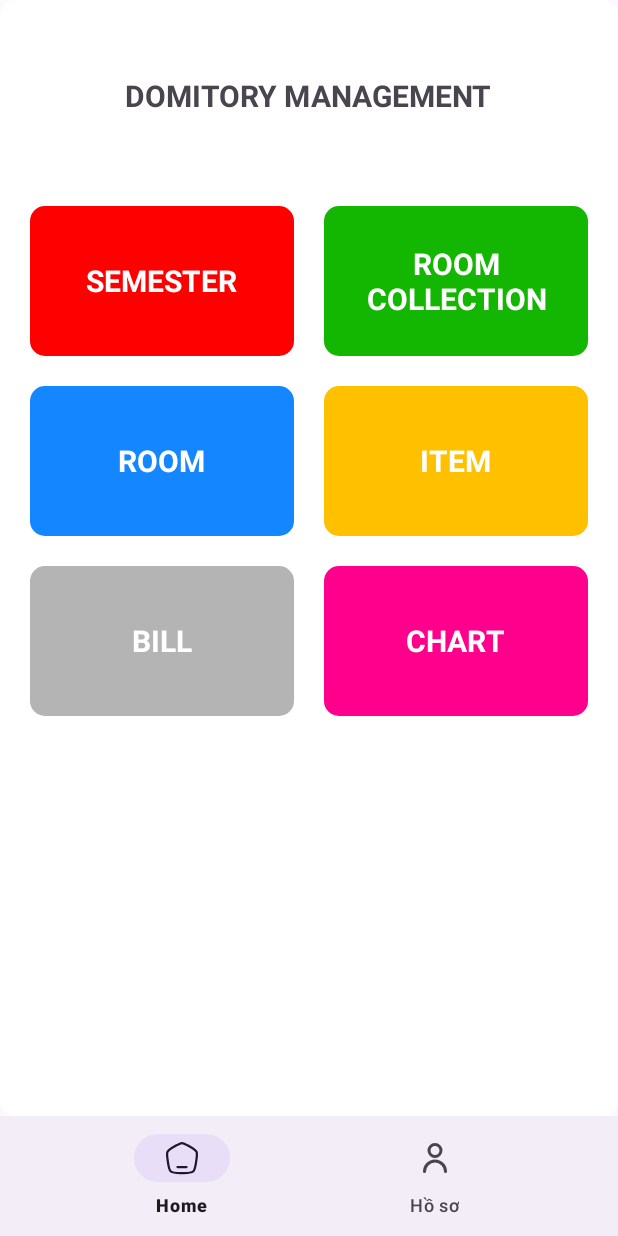
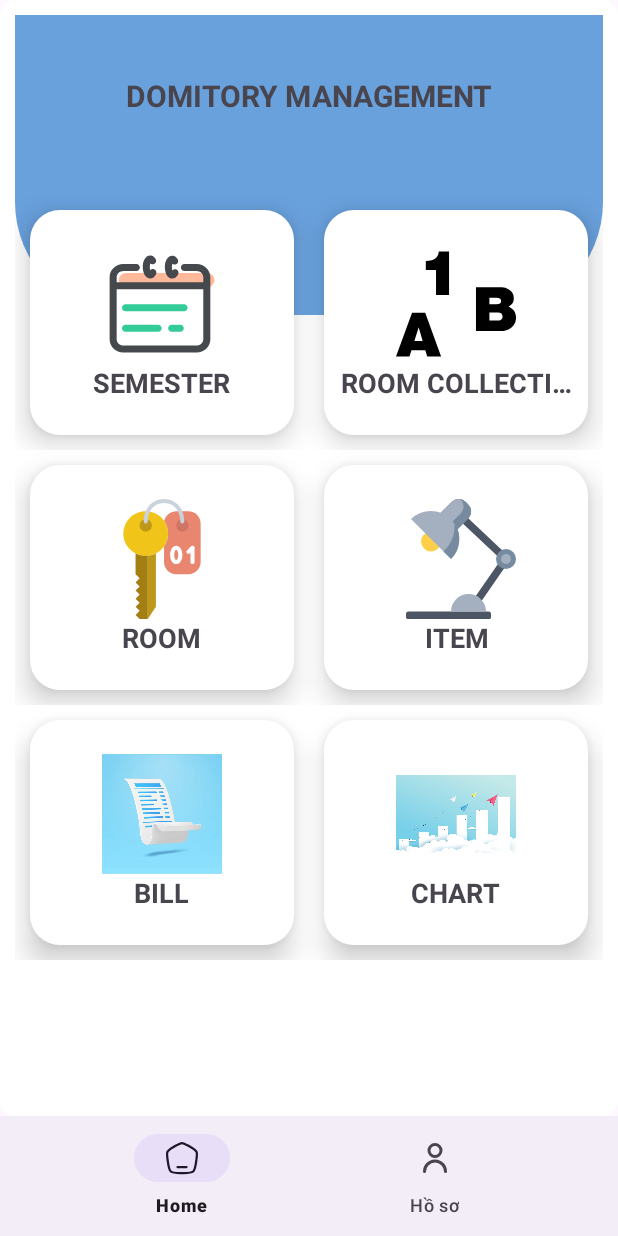
Before and after one commit to phungducmanh2002/mobile_frontend_2, an Android app: the FragmentHome screen opened directly, with no data from a screen before it, on a phone screen of 412 x 824 dp. Run offline under Robolectric (Android 15) with nearby library versions, the phone set to English and light mode, and no system bars; 1 statement that could not run was skipped.

Commit message:
update dashboard quan ly

```diff
--- /dev/null
+++ b/app/src/main/res/drawable/bg_rounded_corner_blue_trong.xml
@@ -0,0 +1,10 @@
+<?xml version="1.0" encoding="utf-8"?>
+<shape xmlns:android="http://schemas.android.com/apk/res/android"
+    android:shape="rectangle">
+
+    <!-- Thiết lập màu nền cho button -->
+    <solid android:color="@color/blue_trong" /> <!-- Màu nền định sẵn -->
+
+    <corners android:bottomLeftRadius="75dp" android:bottomRightRadius="75dp" /> <!-- Bán kính bo tròn -->
+
+</shape>
--- /dev/null
+++ b/app/src/main/res/drawable/collect_room.xml
@@ -0,0 +1,15 @@
+<vector xmlns:android="http://schemas.android.com/apk/res/android"
+    android:width="800dp"
+    android:height="800dp"
+    android:viewportWidth="26.125"
+    android:viewportHeight="26.125">
+  <path
+      android:pathData="M3.499,14.993L0,24.493h2.94l0.425,-1.356h3.021l0.398,1.356h3.034l-3.46,-9.5H3.499zM4.006,21.101l0.916,-2.927h0.027l0.852,2.927H4.006z"
+      android:fillColor="#000000"/>
+  <path
+      android:pathData="M25.982,15.134c-0.092,-0.266 -0.215,-0.495 -0.364,-0.686c-0.151,-0.189 -0.326,-0.347 -0.525,-0.472c-0.198,-0.124 -0.405,-0.221 -0.618,-0.292c0.354,-0.194 0.639,-0.435 0.853,-0.719c0.212,-0.283 0.317,-0.665 0.317,-1.144c0,-0.238 -0.039,-0.498 -0.119,-0.777c-0.08,-0.279 -0.232,-0.539 -0.459,-0.779c-0.227,-0.239 -0.537,-0.437 -0.932,-0.592c-0.395,-0.155 -0.902,-0.233 -1.523,-0.233H17.41v9.5h5.388c0.418,0 0.825,-0.062 1.224,-0.187c0.399,-0.124 0.756,-0.306 1.065,-0.546c0.312,-0.239 0.562,-0.538 0.751,-0.896c0.191,-0.361 0.287,-0.779 0.287,-1.26C26.124,15.707 26.078,15.401 25.982,15.134zM20.337,11.702h1.542c0.303,0 0.543,0.049 0.727,0.147c0.182,0.098 0.271,0.266 0.271,0.505c0,0.31 -0.089,0.519 -0.266,0.625c-0.178,0.107 -0.422,0.16 -0.732,0.16h-1.542V11.702zM23.104,16.226c-0.062,0.115 -0.146,0.206 -0.252,0.272c-0.106,0.067 -0.229,0.114 -0.367,0.14c-0.137,0.026 -0.28,0.04 -0.432,0.04h-1.716v-1.771h1.836c0.683,0 1.022,0.289 1.022,0.865C23.195,15.96 23.166,16.11 23.104,16.226z"
+      android:fillColor="#000000"/>
+  <path
+      android:pathData="M9.036,2.622C8.867,2.89 8.651,3.104 8.389,3.263C8.124,3.422 7.828,3.535 7.501,3.604c-0.327,0.069 -0.664,0.097 -1.01,0.088v1.965h2.224v5.471h2.838V1.632H9.315C9.297,2.024 9.204,2.354 9.036,2.622z"
+      android:fillColor="#000000"/>
+</vector>
--- /dev/null
+++ b/app/src/main/res/drawable/light.xml
@@ -0,0 +1,42 @@
+<vector xmlns:android="http://schemas.android.com/apk/res/android"
+    android:width="800dp"
+    android:height="800dp"
+    android:viewportWidth="48"
+    android:viewportHeight="48">
+  <path
+      android:pathData="M14,17m-4,0a4,4 0,1 1,8 0a4,4 0,1 1,-8 0"
+      android:fillColor="#fed049"/>
+  <path
+      android:pathData="M5,46L37,46A1,1 0,0 1,38 47L38,47A1,1 0,0 1,37 48L5,48A1,1 0,0 1,4 47L4,47A1,1 0,0 1,5 46z"
+      android:fillColor="#4c5665"/>
+  <path
+      android:pathData="M5,45L37,45A1,1 0,0 1,38 46L38,47A1,1 0,0 1,37 48L5,48A1,1 0,0 1,4 47L4,46A1,1 0,0 1,5 45z"
+      android:fillColor="#4c5665"/>
+  <path
+      android:pathData="M31.733,44.354l-2.466,-1.708l12.765,-18.438l-16.06,-15.115l2.056,-2.186l17.94,16.885l-14.235,20.562z"
+      android:fillColor="#4c5665"/>
+  <path
+      android:pathData="M17.989,5.415L22.232,1.172A4,4 125.41,0 1,27.889 1.172L28.871,2.155A4,4 130.17,0 1,28.871 7.811L24.628,12.054A4,4 72.112,0 1,18.972 12.054L17.989,11.072A4,4 0,0 1,17.989 5.415z"
+      android:fillColor="#4c5665"/>
+  <path
+      android:pathData="M17.989,5.415L22.232,1.172A4,4 125.41,0 1,27.889 1.172L28.871,2.155A4,4 130.17,0 1,28.871 7.811L24.628,12.054A4,4 72.112,0 1,18.972 12.054L17.989,11.072A4,4 0,0 1,17.989 5.415z"
+      android:fillColor="#a4b0c0"/>
+  <path
+      android:pathData="M28.87,7.81l-4.24,4.24a3.99,3.99 0,0 1,-5.66 0l-0.88,-0.88a4,4 0,0 0,3.54 -1.12l4.24,-4.24a4.008,4.008 0,0 0,0 -5.66L25.79,0.07a3.975,3.975 0,0 1,2.1 1.1l0.98,0.98A4.008,4.008 0,0 1,28.87 7.81Z"
+      android:fillColor="#768ba0"/>
+  <path
+      android:pathData="M36,45a7,7 0,0 0,-14 0"
+      android:fillColor="#a4b0c0"/>
+  <path
+      android:pathData="M6.01,8.01a11.314,11.314 0,0 1,16 16"
+      android:fillColor="#a4b0c0"/>
+  <path
+      android:pathData="M22.01,24.01l-3,-3A14.247,14.247 0,0 0,23.36 9.64,11.312 11.312,0 0,1 22.01,24.01Z"
+      android:fillColor="#768ba0"/>
+  <path
+      android:pathData="M44,24m-4,0a4,4 0,1 1,8 0a4,4 0,1 1,-8 0"
+      android:fillColor="#768ba0"/>
+  <path
+      android:pathData="M44,24m-2,0a2,2 0,1 1,4 0a2,2 0,1 1,-4 0"
+      android:fillColor="#a4b0c0"/>
+</vector>
--- /dev/null
+++ b/app/src/main/res/drawable/room.xml
@@ -0,0 +1,36 @@
+<vector xmlns:android="http://schemas.android.com/apk/res/android"
+    android:width="800dp"
+    android:height="800dp"
+    android:viewportWidth="512"
+    android:viewportHeight="512">
+  <path
+      android:pathData="M368.81,52.07h-52.07c-24.6,0 -46.01,18.42 -51.49,41.44c10.57,15.37 16.78,33.96 16.78,54.02c0,20.4 -6.46,39.27 -17.36,54.78v66.72c0,28.76 23.31,52.07 52.07,52.07h52.07c28.76,0 52.07,-23.31 52.07,-52.07V104.14C420.88,75.38 397.57,52.07 368.81,52.07"
+      android:fillColor="#E9866F"/>
+  <path
+      android:pathData="M282.03,147.52c0,52.72 -42.74,95.46 -95.46,95.46s-95.46,-42.74 -95.46,-95.46s42.74,-95.46 95.46,-95.46S282.03,94.81 282.03,147.52"
+      android:fillColor="#F0C419"/>
+  <path
+      android:pathData="M212.61,112.81c0,14.38 -11.65,26.03 -26.03,26.03s-26.03,-11.65 -26.03,-26.03s11.65,-26.03 26.03,-26.03S212.61,98.43 212.61,112.81"
+      android:fillColor="#BE9819"/>
+  <path
+      android:pathData="M195.25,242.54v269.45l34.71,-52.07V232.48C219.38,237.9 207.67,241.43 195.25,242.54"
+      android:fillColor="#BE9819"/>
+  <path
+      android:pathData="M186.58,242.98c-15.64,0 -30.36,-3.84 -43.39,-10.5v88.6l17.36,17.35l-17.36,17.36l17.36,17.36l-17.36,17.36l17.36,17.36l-17.36,17.36l17.36,17.35l-17.36,17.36l17.36,17.36l-17.36,17.36L160.54,512h34.71V242.54C192.39,242.8 189.51,242.98 186.58,242.98"
+      android:fillColor="#A37E11"/>
+  <path
+      android:pathData="M368.81,112.81c0,14.38 -11.65,26.03 -26.03,26.03s-26.03,-11.65 -26.03,-26.03S328.4,86.78 342.78,86.78S368.81,98.43 368.81,112.81"
+      android:fillColor="#CE7565"/>
+  <path
+      android:pathData="M342.78,104.14c-4.79,0 -8.68,-3.88 -8.68,-8.68c0,-37.62 -21.72,-78.1 -69.42,-78.1s-69.42,40.48 -69.42,78.1c0,4.8 -3.89,8.68 -8.68,8.68s-8.68,-3.88 -8.68,-8.68C177.9,48.02 207.71,0 264.68,0s86.78,48.02 86.78,95.46C351.46,100.26 347.57,104.14 342.78,104.14"
+      android:fillColor="#CAD3DB"/>
+  <path
+      android:pathData="M316.75,216.95c-2.52,0 -8.68,7.6 -8.68,21.69c0,14.09 6.16,21.69 8.68,21.69c2.52,0 8.68,-7.6 8.68,-21.69C325.42,224.55 319.26,216.95 316.75,216.95M316.75,277.7c-14.84,0 -26.03,-16.79 -26.03,-39.05s11.19,-39.05 26.03,-39.05c14.84,0 26.03,16.79 26.03,39.05S331.58,277.7 316.75,277.7"
+      android:fillColor="#FFFFFF"/>
+  <path
+      android:pathData="M386.17,277.7c-4.79,0 -8.68,-3.88 -8.68,-8.68v-60.75c0,-4.8 3.89,-8.68 8.68,-8.68c4.79,0 8.68,3.88 8.68,8.68v60.75C394.85,273.82 390.96,277.7 386.17,277.7"
+      android:fillColor="#FFFFFF"/>
+  <path
+      android:pathData="M368.81,234.3c-2.22,0 -4.44,-0.85 -6.14,-2.54c-3.39,-3.39 -3.39,-8.88 0,-12.27l17.36,-17.36c3.39,-3.39 8.88,-3.39 12.27,0s3.39,8.88 0,12.27l-17.36,17.36C373.26,233.46 371.04,234.3 368.81,234.3"
+      android:fillColor="#FFFFFF"/>
+</vector>
--- /dev/null
+++ b/app/src/main/res/drawable/semester.xml
@@ -0,0 +1,18 @@
+<vector xmlns:android="http://schemas.android.com/apk/res/android"
+    android:width="800dp"
+    android:height="800dp"
+    android:viewportWidth="1024"
+    android:viewportHeight="1024">
+  <path
+      android:pathData="M897.9,369.2H205c-33.8,0 -61.4,-27.6 -61.4,-61.4s27.6,-61.4 61.4,-61.4h692.9c33.8,0 61.4,27.6 61.4,61.4s-27.6,61.4 -61.4,61.4z"
+      android:fillColor="#FFB89A"/>
+  <path
+      android:pathData="M807,171L703.3,171c-16.6,0 -30,13.4 -30,30s13.4,30 30,30L807,231c31.6,0 57.4,24 57.4,53.4v42.3L125.2,326.7v-42.3c0,-29.5 25.7,-53.4 57.4,-53.4L293,231c16.6,0 30,-13.4 30,-30s-13.4,-30 -30,-30L182.5,171c-64.7,0 -117.4,50.9 -117.4,113.4v527.7c0,62.5 52.7,113.4 117.4,113.4L807,925.5c64.7,0 117.4,-50.9 117.4,-113.4L924.4,284.5c0,-62.6 -52.7,-113.5 -117.4,-113.5zM807,865.6L182.5,865.6c-31.6,0 -57.4,-24 -57.4,-53.4L125.1,386.8h739.2v425.4c0.1,29.5 -25.7,53.4 -57.3,53.4z"
+      android:fillColor="#45484C"/>
+  <path
+      android:pathData="M447.6,217.1c-12.4,-6.1 -27,-2.8 -35.7,7.1 -2.2,-6.7 -4,-16.2 -4,-28.1 0,-13 2.2,-23 4.6,-29.8 9.5,8.1 23.5,9.6 34.9,2.8 14.2,-8.5 18.8,-27 10.3,-41.2 -15.5,-25.9 -35.9,-29.7 -46.6,-29.7 -36.6,0 -63.1,41.2 -63.1,97.8s26.4,98 63,98c20.6,0 39,-13.4 50.4,-36.7 7.3,-14.9 1.1,-32.9 -13.8,-40.2zM635.9,218.5c-12.4,-6.1 -27,-2.8 -35.7,7.1 -2.2,-6.7 -4,-16.2 -4,-28.1 0,-13 2.2,-23 4.6,-29.8 9.5,8.1 23.5,9.6 34.9,2.8 14.2,-8.5 18.8,-27 10.3,-41.2 -15.5,-25.9 -35.9,-29.7 -46.6,-29.7 -36.6,0 -63.1,41.2 -63.1,97.8s26.5,97.8 63.1,97.8c20.6,0 39,-13.4 50.4,-36.7 7.1,-14.7 0.9,-32.7 -13.9,-40z"
+      android:fillColor="#45484C"/>
+  <path
+      android:pathData="M700.2,514.5H200.5c-16.6,0 -30,13.4 -30,30s13.4,30 30,30h499.7c16.6,0 30,-13.4 30,-30s-13.5,-30 -30,-30zM668.4,689.8h-74c-16.6,0 -30,13.4 -30,30s13.4,30 30,30h74c16.6,0 30,-13.4 30,-30s-13.4,-30 -30,-30zM479.3,689.8H200.5c-16.6,0 -30,13.4 -30,30s13.4,30 30,30h278.8c16.6,0 30,-13.4 30,-30s-13.4,-30 -30,-30z"
+      android:fillColor="#33CC99"/>
+</vector>
--- a/app/src/main/res/layout/fragment_home.xml
+++ b/app/src/main/res/layout/fragment_home.xml
@@ -1,27 +1,38 @@
 <?xml version="1.0" encoding="utf-8"?>
-<FrameLayout xmlns:android="http://schemas.android.com/apk/res/android"
+<RelativeLayout xmlns:android="http://schemas.android.com/apk/res/android"
     android:layout_width="match_parent"
     android:layout_height="match_parent"
     android:padding="10dp"
     android:background="@drawable/bg_rounded_white"
     >
+    <TextView
+        android:layout_width="match_parent"
+        android:layout_height="200dp"
+        android:id="@+id/tvGround"
+        android:background="@drawable/bg_rounded_corner_blue_trong"
+        />
+    <TextView
+        android:layout_width="match_parent"
+        android:layout_height="wrap_content"
+        android:text="DOMITORY MANAGEMENT"
+        android:layout_marginBottom="50dp"
+        android:textSize="20sp"
+        android:textStyle="bold"
+        android:gravity="center"
+        android:layout_marginTop="40dp"
+
+        />
+
 
     <LinearLayout
         android:layout_width="match_parent"
         android:layout_height="match_parent"
         android:orientation="vertical"
         android:gravity="center_horizontal"
+        android:layout_marginTop="-80dp"
+        android:layout_below="@+id/tvGround"
         >
 
-        <TextView
-            android:layout_width="wrap_content"
-            android:layout_height="wrap_content"
-            android:text="DOMITORY MANAGEMENT"
-            android:layout_marginBottom="50dp"
-            android:textSize="20dp"
-            android:textStyle="bold"
-            android:layout_marginTop="40dp"
-            />
 
 
         <LinearLayout
@@ -30,42 +41,56 @@
             >
 
             <LinearLayout
+                android:id="@+id/semester"
                 android:layout_width="match_parent"
+                android:layout_height="150dp"
+                android:layout_margin="10dp"
                 android:layout_weight="1"
-                android:layout_height="100dp"
-                android:background="@drawable/bg_rounded_red"
-                android:padding="10dp"
-                android:layout_margin="10dp"
-                android:gravity="center_horizontal|center_vertical"
-                android:id="@+id/semester"
-                >
+                android:background="@drawable/bg_rounded_white_trong"
+                android:elevation="12dp"
+                android:gravity="center"
+                android:orientation="vertical">
+
+                <ImageView
+                    android:layout_width="80dp"
+                    android:layout_height="80dp"
+                    android:src="@drawable/semester" />
+
                 <TextView
                     android:layout_width="wrap_content"
                     android:layout_height="wrap_content"
                     android:text="SEMESTER"
-                    android:textSize="20dp"
+                    android:textSize="18sp"
                     android:textStyle="bold"
-                    android:textColor="@color/white"
+
                     />
             </LinearLayout>
+
             <LinearLayout
                 android:layout_width="match_parent"
-                android:layout_height="100dp"
-                android:background="@drawable/bg_rounded_green"
+                android:layout_height="150dp"
+                android:background="@drawable/bg_rounded_white_trong"
                 android:padding="10dp"
                 android:layout_margin="10dp"
-                android:gravity="center_horizontal|center_vertical"
+                android:gravity="center"
                 android:layout_weight="1"
+                android:elevation="12dp"
+                android:orientation="vertical"
                 android:id="@+id/roomCollection"
                 >
+                <ImageView
+                    android:layout_width="80dp"
+                    android:layout_height="80dp"
+                    android:src="@drawable/collect_room"
+                    />
                 <TextView
                     android:layout_width="wrap_content"
                     android:layout_height="wrap_content"
                     android:text="ROOM COLLECTION"
-                    android:textSize="20dp"
+                    android:textSize="18sp"
                     android:textStyle="bold"
-                    android:textColor="@color/white"
-                    android:gravity="center_horizontal|center_vertical"
+                    android:singleLine="true"
+                    android:gravity="center"
                     />
             </LinearLayout>
 
@@ -80,40 +105,54 @@
             <LinearLayout
                 android:layout_width="match_parent"
                 android:layout_weight="1"
-                android:layout_height="100dp"
-                android:background="@drawable/bg_rounded_blue"
+                android:layout_height="150dp"
+                android:background="@drawable/bg_rounded_white_trong"
+                android:elevation="12dp"
+                android:orientation="vertical"
                 android:padding="10dp"
                 android:layout_margin="10dp"
-                android:gravity="center_horizontal|center_vertical"
+                android:gravity="center"
                 android:id="@+id/room"
                 >
+                <ImageView
+                    android:layout_width="80dp"
+                    android:layout_height="80dp"
+                    android:src="@drawable/room"
+                    />
                 <TextView
                     android:layout_width="wrap_content"
                     android:layout_height="wrap_content"
                     android:text="ROOM"
-                    android:textSize="20dp"
+                    android:textSize="18sp"
                     android:textStyle="bold"
-                    android:textColor="@color/white"
+
                     />
             </LinearLayout>
             <LinearLayout
                 android:layout_width="match_parent"
-                android:layout_height="100dp"
-                android:background="@drawable/bg_rounded_yellow"
+                android:layout_height="150dp"
+                android:background="@drawable/bg_rounded_white_trong"
+                android:elevation="12dp"
+                android:orientation="vertical"
                 android:padding="10dp"
                 android:layout_margin="10dp"
-                android:gravity="center_horizontal|center_vertical"
+                android:gravity="center"
                 android:layout_weight="1"
                 android:id="@+id/item"
                 >
+                <ImageView
+                    android:layout_width="80dp"
+                    android:layout_height="80dp"
+                    android:src="@drawable/light"
+                    />
                 <TextView
                     android:layout_width="wrap_content"
                     android:layout_height="wrap_content"
                     android:text="ITEM"
-                    android:textSize="20dp"
+                    android:textSize="18sp"
                     android:textStyle="bold"
-                    android:gravity="center_horizontal|center_vertical"
-                    android:textColor="@color/white"
+                    android:gravity="center"
+
                     />
             </LinearLayout>
 
@@ -128,40 +167,54 @@
             <LinearLayout
                 android:layout_width="match_parent"
                 android:layout_weight="1"
-                android:layout_height="100dp"
-                android:background="@drawable/bg_rounded_gray"
+                android:layout_height="150dp"
+                android:background="@drawable/bg_rounded_white_trong"
+                android:elevation="12dp"
+                android:orientation="vertical"
                 android:padding="10dp"
                 android:layout_margin="10dp"
-                android:gravity="center_horizontal|center_vertical"
+                android:gravity="center"
                 android:id="@+id/bill"
                 >
+                <ImageView
+                    android:layout_width="80dp"
+                    android:layout_height="80dp"
+                    android:src="@drawable/img_bill"
+                    />
                 <TextView
                     android:layout_width="wrap_content"
                     android:layout_height="wrap_content"
                     android:text="BILL"
-                    android:textSize="20dp"
+                    android:textSize="18sp"
                     android:textStyle="bold"
-                    android:textColor="@color/white"
+
                     />
             </LinearLayout>
             <LinearLayout
                 android:layout_width="match_parent"
-                android:layout_height="100dp"
-                android:background="@drawable/bg_rounded_violet"
+                android:layout_height="150dp"
+                android:background="@drawable/bg_rounded_white_trong"
+                android:elevation="12dp"
+                android:orientation="vertical"
                 android:padding="10dp"
                 android:layout_margin="10dp"
-                android:gravity="center_horizontal|center_vertical"
+                android:gravity="center"
                 android:layout_weight="1"
                 android:id="@+id/chart"
                 >
+                <ImageView
+                    android:layout_width="80dp"
+                    android:layout_height="80dp"
+                    android:src="@drawable/img_chart"
+                    />
                 <TextView
                     android:layout_width="wrap_content"
                     android:layout_height="wrap_content"
                     android:text="CHART"
-                    android:textSize="20dp"
-                    android:textColor="@color/white"
+                    android:textSize="18sp"
+
                     android:textStyle="bold"
-                    android:gravity="center_horizontal|center_vertical"
+                    android:gravity="center"
                     />
             </LinearLayout>
 
@@ -171,4 +224,4 @@
 
     </LinearLayout>
 
-</FrameLayout>
+</RelativeLayout>
```
